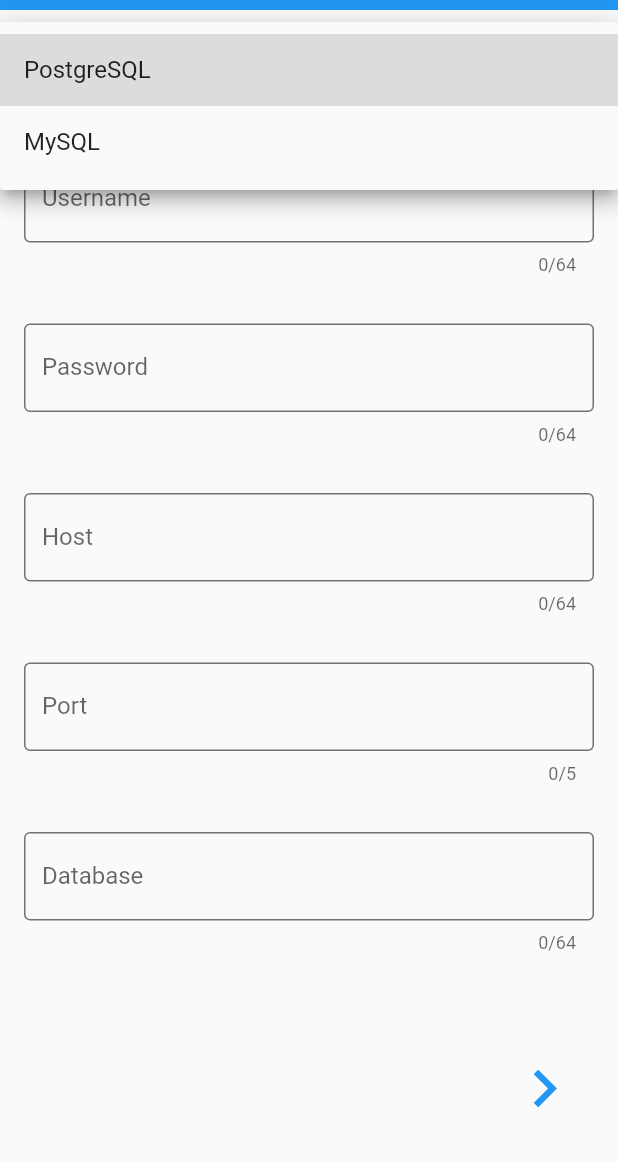
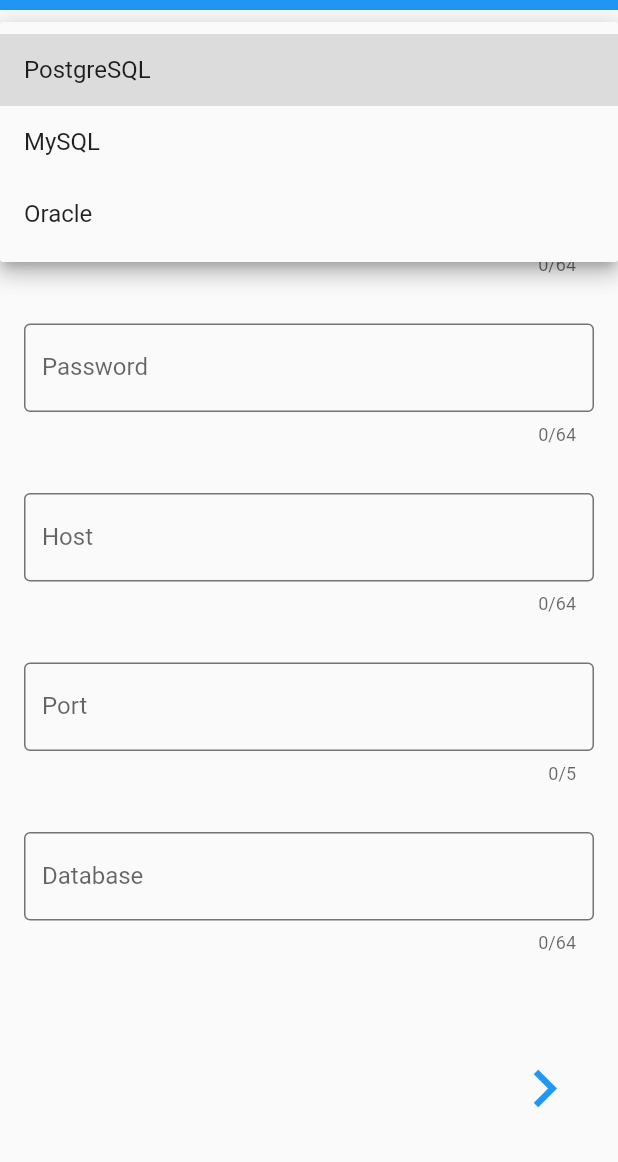
Before and after one commit to cobaemon/DBPePro, a Flutter app: the screen it shows after launch, after a tap on "Select DB", on a phone screen of 412 x 824 dp, the part 74-1236 px from its top. Run offline on Flutter 3.47's test engine with Material 2 defaults, Android fonts, the phone set to English and light mode, and no system bars.

Commit message:
DB選択にOracleを追加
DBPeProAPIがOracleに対応したため

```diff
--- a/dbpepro/lib/Connection/ConnectionScreen.dart
+++ b/dbpepro/lib/Connection/ConnectionScreen.dart
@@ -167,7 +167,7 @@
   final List<String> _list = <String>[
     'PostgreSQL',
     'MySQL',
-    // 'Oracle',
+    'Oracle',
     // 'Microsoft SQL Server',
   ];
 
```
